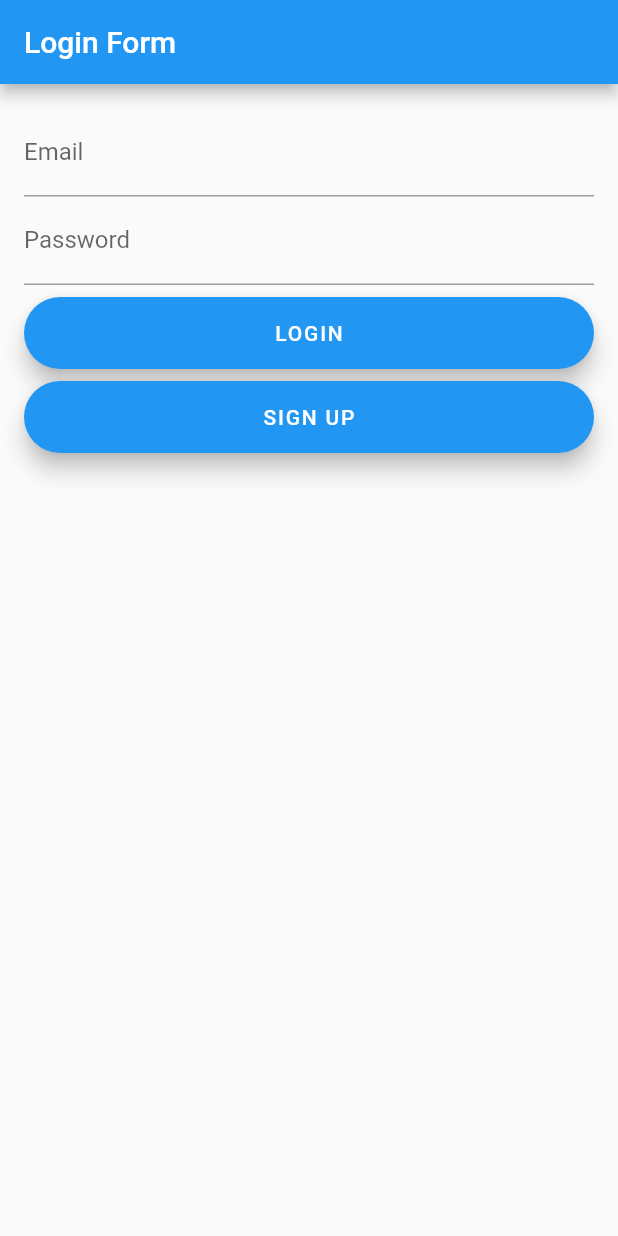
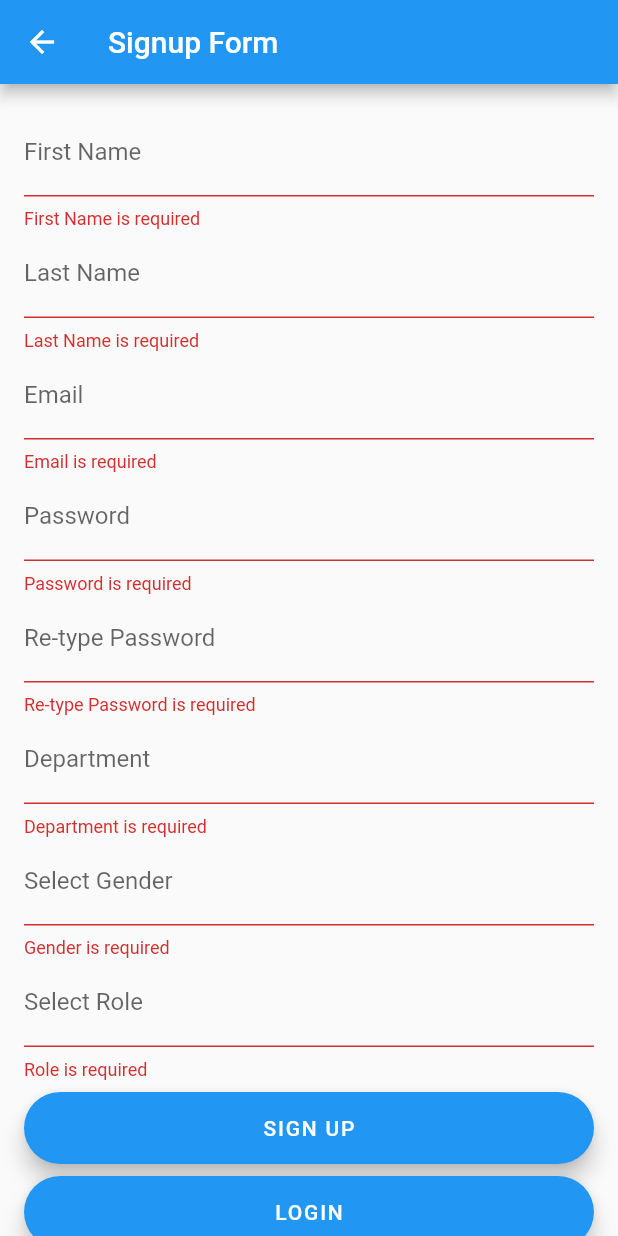
Before and after one commit to dreampioneer/doctor-app, a Flutter app: the screen it shows after launch, after a tap on "SIGN UP", on a phone screen of 412 x 824 dp. Run offline on Flutter 3.47's test engine with Material 2 defaults, Android fonts, the phone set to English and light mode, and no system bars; drawn by our look-alikes of select_form_field; our stand-ins replace flutter_secure_storage.

Commit message:
add sign up

```diff
--- a/lib/api/api.dart
+++ b/lib/api/api.dart
@@ -1,5 +1,6 @@
 import 'package:http/http.dart' as http;
 import 'dart:convert';
+import 'package:doctor/model/signup.dart';
 
 class ApiService {
   final String baseUrl = "http://10.10.11.226:8000";
@@ -13,13 +14,30 @@ class ApiService {
         'password': password,
       }),
     );
-    Map<String, dynamic> data;
+    Map<String, dynamic> result;
     if(response.statusCode == 200){
-      data =  {'status': "success", 'token': jsonDecode(response.body)["token"]};
-      return data;
+      result =  {'status': "success", 'token': jsonDecode(response.body)["token"]};
+      return result;
     }else{
-      data = {'status': "error"};
-      return data;
+      result = {'status': "error"};
+      return result;
     }
   }
+
+  Future<Map<String, dynamic>> signup(SignupForm data) async {
+    final response = await http.post(
+      Uri.parse("$baseUrl/api/user/create/"),
+      headers: {'Content-Type': 'application/json; charset=UTF-8'},
+      body: SignupFormToJson(data),
+    );
+    Map<String, dynamic> result;
+    if(response.statusCode == 201){
+      result = {'status': "success"};
+      return result;
+    }else{
+      result = {'status': "error","messge":response.body};
+      return result;
+    }
+  }
+
 }
--- a/lib/login/login.dart
+++ b/lib/login/login.dart
@@ -1,11 +1,10 @@
 import 'package:flutter_secure_storage/flutter_secure_storage.dart';
 import 'package:flutter/material.dart';
 import 'package:doctor/api/api.dart';
+import 'package:doctor/signup/signup.dart';
 
 class Login extends StatefulWidget {
-  const Login({Key? key, required this.title}) : super(key: key);
-
-  final String title;
+  const Login({Key? key}) : super(key: key);
 
   @override
   State<Login> createState() => _LoginState();
@@ -13,8 +12,8 @@ class Login extends StatefulWidget {
 
 class _LoginState extends State<Login>{
   bool _isLoading = false;
-  bool _isFieldEmailValid = true;
-  bool _isFieldPasswordValid = true;
+  bool _isFieldEmailValid = false;
+  bool _isFieldPasswordValid = false;
   final TextEditingController _controllerEmail = TextEditingController();
   final TextEditingController _controllerPassword = TextEditingController();
 
@@ -87,13 +86,12 @@ class _LoginState extends State<Login>{
                     ),
                     onPressed: () {
                       setState(() => _isLoading = true);
-                      // Navigator.push(
-                      //   context,
-                      //   MaterialPageRoute(
-                      //     builder: (context) => SignUpScreen(),
-                      //   ),
-                      // ),
-                      print("register");
+                      Navigator.push(
+                        context,
+                        MaterialPageRoute(
+                          builder: (context) => Signup(),
+                        ),
+                      );
                     },
                   ),
                 )
--- a/lib/main.dart
+++ b/lib/main.dart
@@ -25,7 +25,7 @@ class MyApp extends StatelessWidget {
         // is not restarted.
         primarySwatch: Colors.blue,
       ),
-      home: const Login(title: 'My First Flutter',),
+      home: const Login(),
     );
   }
 }
--- /dev/null
+++ b/lib/model/signup.dart
@@ -0,0 +1,72 @@
+import 'dart:convert';
+
+class SignupForm {
+  late String first_name;
+  late String last_name;
+  late String email;
+  late String password;
+  late int department_id;
+  late String gender;
+  late String role;
+
+
+  SignupForm(
+      {
+        required this.first_name,
+        required this.last_name,
+        required this.email,
+        required this.password,
+        required this.department_id,
+        required this.gender,
+        required this.role,
+      }
+    );
+
+  factory SignupForm.fromJson(Map<String, dynamic> map) {
+    return SignupForm(
+        first_name: map["first_name"],
+        last_name: map["last_name"],
+        email: map["email"],
+        password: map["password"],
+        department_id: map["department_id"],
+        gender: map["gender"],
+        role: map["role"],
+    );
+  }
+
+  Map<String, dynamic> toJson() {
+    return {
+      "first_name": first_name,
+      "last_name": last_name,
+      "email": email,
+      "password": password,
+      "department_id": department_id,
+      "gender": gender,
+      "role": role,
+    };
+  }
+
+  @override
+  String toString() {
+    return 'SignupForm{'
+        'first_name: $first_name,'
+        ' last_name: $last_name,'
+        ' email: $email,'
+        ' password: $password,'
+        ' department_id: $department_id,'
+        ' gender: $gender,'
+        ' role: $role'
+        '}';
+  }
+
+}
+
+List<SignupForm> SignupFormFromJson(String jsonData) {
+  final data = json.decode(jsonData);
+  return List<SignupForm>.from(data.map((item) => SignupForm.fromJson(item)));
+}
+
+String SignupFormToJson(SignupForm data) {
+  final jsonData = data.toJson();
+  return json.encode(jsonData);
+}
--- /dev/null
+++ b/lib/signup/signup.dart
@@ -0,0 +1,385 @@
+import 'dart:convert';
+
+import 'package:doctor/model/signup.dart';
+import 'package:flutter_secure_storage/flutter_secure_storage.dart';
+import 'package:flutter/material.dart';
+import 'package:doctor/api/api.dart';
+import 'package:doctor/login/login.dart';
+import 'package:select_form_field/select_form_field.dart';
+
+
+class Signup extends StatefulWidget {
+  const Signup({Key? key}) : super(key: key);
+
+  @override
+  State<Signup> createState() => _SignupState();
+}
+
+class _SignupState extends State<Signup> {
+  bool _isLoading = false;
+  bool _isFieldFirstNameValid = false;
+  bool _isFieldLastNameValid = false;
+  bool _isFieldEmailValid = false;
+  bool _isFieldPasswordValid = false;
+  bool _isFieldRePasswordValid = false;
+  bool _isFieldDepartmentValid = false;
+  bool _isFieldGenderValid = false;
+  bool _isFieldRoleValid = false;
+
+  final TextEditingController _controllerFirstName = TextEditingController();
+  final TextEditingController _controllerLastName = TextEditingController();
+  final TextEditingController _controllerEmail = TextEditingController();
+  final TextEditingController _controllerPassword = TextEditingController();
+  final TextEditingController _controllerRePassword = TextEditingController();
+  final TextEditingController _controllerDepartment = TextEditingController();
+  String _controllerGender = "";
+  String _controllerRole = "";
+
+  final List<Map<String, dynamic>> _genderItems = [
+    {
+      'value': 'Male',
+      'label': 'Male',
+    },
+    {
+      'value': 'Female',
+      'label': 'Female',
+    },
+    {
+      'value': 'Transgender',
+      'label': 'Transgender',
+    },
+    {
+      'value': 'Non-binary/non-conforming',
+      'label': 'Non-binary/non-conforming',
+    },
+    {
+      'value': 'Prefer not to respond',
+      'label': 'Prefer not to respond',
+    },
+  ];
+
+  final List<Map<String, dynamic>> _roleItems = [
+    {
+      'value': 'Doctor',
+      'label': 'Doctor',
+    },
+    {
+      'value': 'Nurse',
+      'label': 'Nurse',
+    },
+    {
+      'value': 'Transgender',
+      'label': 'Transgender',
+    },
+    {
+      'value': 'Physical Therapist',
+      'label': 'Physical Therapist',
+    },
+  ];
+
+  ApiService _apiService = ApiService();
+
+  @override
+  void initState() {
+    super.initState();
+  }
+
+  @override
+  Widget build(BuildContext context) {
+    return Scaffold(
+      resizeToAvoidBottomInset: false,
+      // key: _scaffoldState,
+      appBar: AppBar(
+        iconTheme: const IconThemeData(color: Colors.white),
+        title: const Text(
+          "Signup Form",
+          style: TextStyle(color: Colors.white),
+        ),
+      ),
+      body: SingleChildScrollView(
+        child: Stack(
+          children: <Widget>[
+            Padding(
+              padding: const EdgeInsets.all(16.0),
+              child: Column(
+                crossAxisAlignment: CrossAxisAlignment.stretch,
+                children: <Widget>[
+                  _buildTextFieldFirstName(),
+                  _buildTextFieldLastName(),
+                  _buildTextFieldEmail(),
+                  _buildTextFieldPassword(),
+                  _buildTextFieldRePassword(),
+                  _buildTextFieldDepartment(),
+                  _buildSelectFieldGender(),
+                  _buildSelectFieldRole(),
+                  Padding(
+                    padding: const EdgeInsets.only(top: 8.0),
+                    child: FloatingActionButton.extended(
+                      label: Text(
+                        "sign up".toUpperCase(),
+                        style: const TextStyle(
+                          color: Colors.white,
+                        ),
+                      ),
+                      onPressed: () {
+                        if (
+                            !_isFieldFirstNameValid ||
+                            !_isFieldLastNameValid ||
+                            !_isFieldEmailValid ||
+                            !_isFieldPasswordValid ||
+                            !_isFieldRePasswordValid ||
+                            !_isFieldDepartmentValid ||
+                            !_isFieldGenderValid ||
+                            !_isFieldRoleValid
+                        ) {
+                          return;
+                        }
+                        setState(() => _isLoading = true);
+                        String first_name = _controllerFirstName.text;
+                        String last_name = _controllerLastName.text;
+                        String email = _controllerEmail.text;
+                        String password = _controllerPassword.text;
+                        int department_id = int.parse(_controllerDepartment.text);
+                        String gender = _controllerGender;
+                        String role = _controllerRole;
+                        SignupForm signupForm = SignupForm(
+                          first_name: first_name,
+                          last_name: last_name,
+                          email: email,
+                          password: password,
+                          department_id: department_id,
+                          gender: gender,
+                          role: role
+                        );
+                        _apiService.signup(signupForm).then((response) {
+                          print(jsonEncode(response));
+                          if(response["status"] == "success"){
+                            Navigator.push(
+                              context,
+                              MaterialPageRoute(
+                                builder: (context) => Login(),
+                              ),
+                            );
+                            final snackBar = SnackBar(
+                              content: const Text('Sign Up Successfully!'),
+                              action: SnackBarAction(
+                                label: 'Undo',
+                                onPressed: () {
+                                  // Some code to undo the change.
+                                },
+                              ),
+                            );
+
+                            // Find the ScaffoldMessenger in the widget tree
+                            // and use it to show a SnackBar.
+                            ScaffoldMessenger.of(context).showSnackBar(snackBar);
+                          }
+                          if(response["status"] == "error"){
+
+                          }
+                        });
+                      },
+                    ),
+                  ),
+                  Padding(
+                    padding: const EdgeInsets.only(top: 8.0),
+                    child: FloatingActionButton.extended(
+                      label: Text(
+                        "login".toUpperCase(),
+                        style: const TextStyle(
+                          color: Colors.white,
+                        ),
+                      ),
+                      onPressed: () {
+                        setState(() => _isLoading = true);
+                        Navigator.push(
+                          context,
+                          MaterialPageRoute(
+                            builder: (context) => Login(),
+                          ),
+                        );
+                      },
+                    ),
+                  )
+                ],
+              ),
+            ),
+            // _isLoading
+            //     ? Stack(
+            //   children: [
+            //     const Opacity(
+            //       opacity: 0.3,
+            //       child: const ModalBarrier(
+            //         dismissible: false,
+            //         color: Colors.grey,
+            //       ),
+            //     ),
+            //     const Center(
+            //       child: const CircularProgressIndicator(),
+            //     ),
+            //   ],
+            // )
+            //     : Container(),
+          ],
+        ),
+      ),
+    );
+  }
+
+  Widget _buildTextFieldFirstName() {
+    return TextField(
+      controller: _controllerFirstName,
+      keyboardType: TextInputType.text,
+      decoration: InputDecoration(
+        labelText: "First Name",
+        errorText: _isFieldFirstNameValid
+            ? null
+            : "First Name is required",
+      ),
+      onChanged: (value) {
+        bool isFieldValid = value.trim().isNotEmpty;
+        if (isFieldValid != _isFieldFirstNameValid) {
+          setState(() => _isFieldFirstNameValid = isFieldValid);
+        }
+      },
+    );
+  }
+
+  Widget _buildTextFieldLastName() {
+    return TextField(
+      controller: _controllerLastName,
+      keyboardType: TextInputType.text,
+      decoration: InputDecoration(
+        labelText: "Last Name",
+        errorText: _isFieldLastNameValid
+            ? null
+            : "Last Name is required",
+      ),
+      onChanged: (value) {
+        bool isFieldValid = value.trim().isNotEmpty;
+        if (isFieldValid != _isFieldLastNameValid) {
+          setState(() => _isFieldLastNameValid = isFieldValid);
+        }
+      },
+    );
+  }
+
+  Widget _buildTextFieldEmail() {
+    return TextField(
+      controller: _controllerEmail,
+      keyboardType: TextInputType.emailAddress,
+      decoration: InputDecoration(
+        labelText: "Email",
+        errorText: _isFieldEmailValid
+            ? null
+            : "Email is required",
+      ),
+      onChanged: (value) {
+        bool isFieldValid = value.trim().isNotEmpty;
+        if (isFieldValid != _isFieldEmailValid) {
+          setState(() => _isFieldEmailValid = isFieldValid);
+        }
+      },
+    );
+  }
+
+  Widget _buildTextFieldPassword() {
+    return TextField(
+      controller: _controllerPassword,
+      keyboardType: TextInputType.visiblePassword,
+      obscureText: true,
+      decoration: InputDecoration(
+        labelText: "Password",
+        errorText: _isFieldPasswordValid
+            ? null
+            : "Password is required",
+      ),
+      onChanged: (value) {
+        bool isFieldValid = value.trim().isNotEmpty;
+        if (isFieldValid != _isFieldPasswordValid) {
+          setState(() => _isFieldPasswordValid = isFieldValid);
+        }
+      },
+    );
+  }
+
+  Widget _buildTextFieldRePassword() {
+    return TextField(
+      controller: _controllerRePassword,
+      keyboardType: TextInputType.visiblePassword,
+      obscureText: true,
+      decoration: InputDecoration(
+        labelText: "Re-type Password",
+        errorText: _isFieldRePasswordValid
+            ? null
+            : "Re-type Password is required",
+      ),
+      onChanged: (value) {
+        bool isFieldValid = value.trim().isNotEmpty;
+        if (isFieldValid != _isFieldRePasswordValid) {
+          setState(() => _isFieldRePasswordValid = isFieldValid);
+        }
+      },
+    );
+  }
+
+  Widget _buildTextFieldDepartment() {
+    return TextField(
+      controller: _controllerDepartment,
+      keyboardType: TextInputType.text,
+      obscureText: true,
+      decoration: InputDecoration(
+        labelText: "Department",
+        errorText: _isFieldDepartmentValid
+            ? null
+            : "Department is required",
+      ),
+      onChanged: (value) {
+        bool isFieldValid = value.trim().isNotEmpty;
+        if (isFieldValid != _isFieldDepartmentValid) {
+          setState(() => _isFieldDepartmentValid = isFieldValid);
+        }
+      },
+    );
+  }
+
+  Widget _buildSelectFieldGender() {
+    return SelectFormField(
+      type: SelectFormFieldType.dropdown, // or can be dialog
+      initialValue: 'circle',
+      labelText: 'Gender',
+      decoration: InputDecoration(
+        labelText: "Select Gender",
+        errorText: _isFieldGenderValid
+            ? null
+            : "Gender is required",
+      ),
+      items: _genderItems,
+      onChanged: (val) => {
+        _isFieldGenderValid = true,
+        _controllerGender = val
+      },
+      onSaved: (val) => print(val),
+    );
+  }
+
+  Widget _buildSelectFieldRole() {
+    return SelectFormField(
+      type: SelectFormFieldType.dropdown, // or can be dialog
+      initialValue: 'circle',
+      labelText: 'Role',
+      decoration: InputDecoration(
+        labelText: "Select Role",
+        errorText: _isFieldRoleValid
+            ? null
+            : "Role is required",
+      ),
+      items: _roleItems,
+      onChanged: (val) => {
+        _isFieldRoleValid = true,
+        _controllerRole = val
+      },
+      onSaved: (val) => print(val),
+    );
+  }
+}
--- a/pubspec.yaml
+++ b/pubspec.yaml
@@ -37,6 +37,7 @@ dependencies:
   intl: ^0.17.0
   http: ^0.13.5
   flutter_secure_storage: ^6.0.0
+  select_form_field: ^2.2.0
 
 dev_dependencies:
   flutter_test:
```
Also changed, not shown: pubspec.lock.
